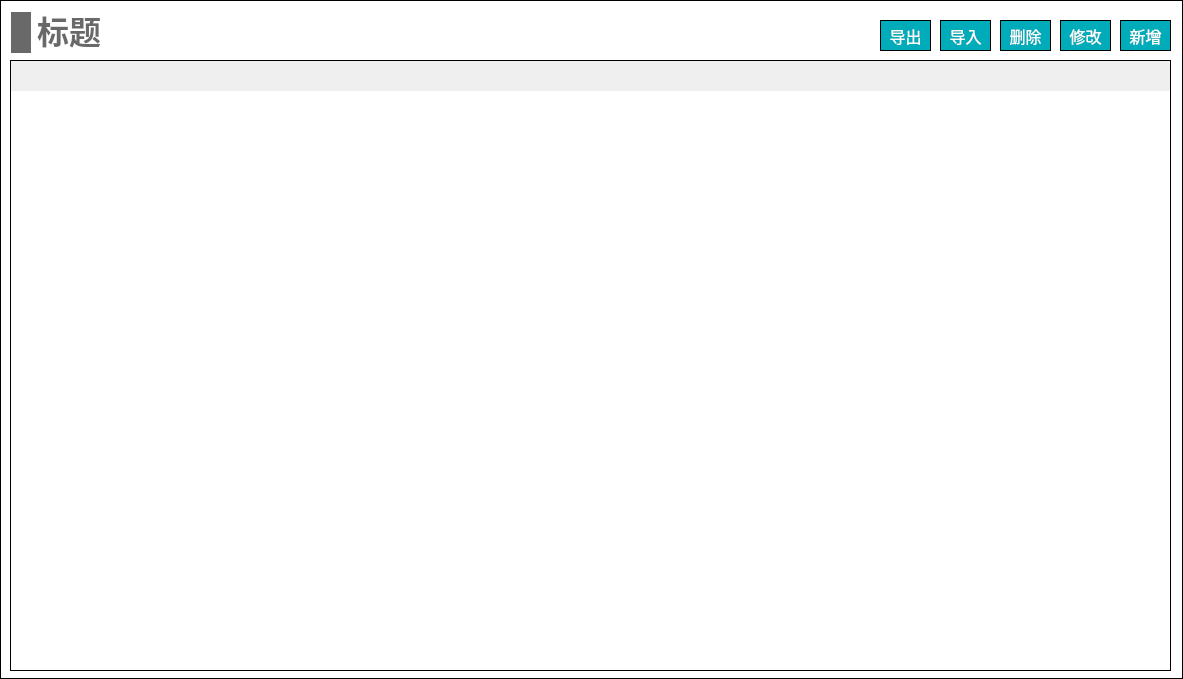
First picture: the form in NoiseCalSoft/componentInpuTableWidget/widget_base_inputtable.ui, repository haobana/NoiCal, before the edit.
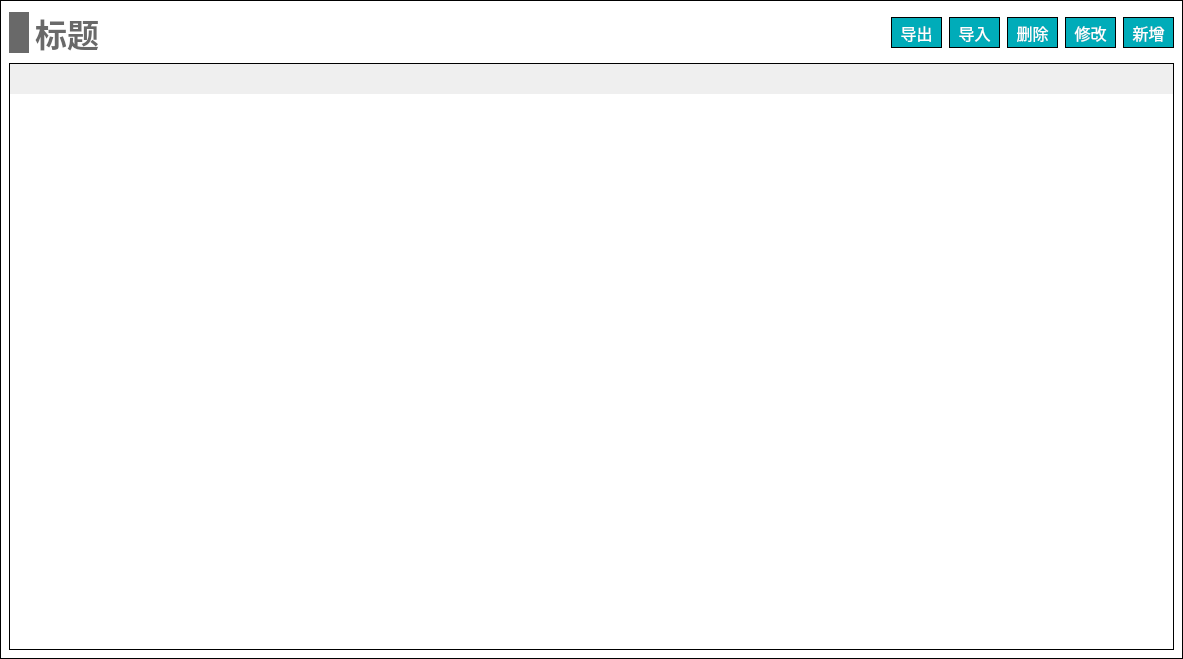
Second picture: the form after the edit.

The edit to the form file:
```diff
--- a/NoiseCalSoft/componentInpuTableWidget/widget_base_inputtable.ui
+++ b/NoiseCalSoft/componentInpuTableWidget/widget_base_inputtable.ui
@@ -7,7 +7,7 @@
     <x>0</x>
     <y>0</y>
     <width>1183</width>
-    <height>679</height>
+    <height>658</height>
    </rect>
   </property>
   <property name="windowTitle">
@@ -37,45 +37,335 @@
 font-size: 14px;
 }</string>
   </property>
-  <widget class="QWidget" name="widget" native="true">
-   <property name="geometry">
-    <rect>
-     <x>0</x>
-     <y>0</y>
-     <width>1183</width>
-     <height>679</height>
-    </rect>
+  <layout class="QVBoxLayout" name="verticalLayout">
+   <property name="spacing">
+    <number>0</number>
    </property>
-   <property name="styleSheet">
-    <string notr="true">#widget
+   <property name="leftMargin">
+    <number>0</number>
+   </property>
+   <property name="topMargin">
+    <number>0</number>
+   </property>
+   <property name="rightMargin">
+    <number>0</number>
+   </property>
+   <property name="bottomMargin">
+    <number>0</number>
+   </property>
+   <item>
+    <widget class="QWidget" name="widget" native="true">
+     <property name="styleSheet">
+      <string notr="true">#widget
 {
 border: 1px solid #000000;
 background-color: white;
 }</string>
-   </property>
-   <widget class="QTableWidget" name="tableWidget">
-    <property name="geometry">
-     <rect>
-      <x>10</x>
-      <y>60</y>
-      <width>1161</width>
-      <height>611</height>
-     </rect>
-    </property>
-    <property name="font">
-     <font>
-      <family>黑体</family>
-      <pointsize>-1</pointsize>
-     </font>
-    </property>
-    <property name="focusPolicy">
-     <enum>Qt::NoFocus</enum>
-    </property>
-    <property name="layoutDirection">
-     <enum>Qt::LeftToRight</enum>
-    </property>
-    <property name="styleSheet">
-     <string notr="true">/*设置标题(包括垂直+水平的)*/
+     </property>
+     <layout class="QVBoxLayout" name="verticalLayout_2">
+      <item>
+       <layout class="QHBoxLayout" name="horizontalLayout_3">
+        <item>
+         <layout class="QHBoxLayout" name="horizontalLayout">
+          <item>
+           <widget class="QLabel" name="label_12">
+            <property name="minimumSize">
+             <size>
+              <width>20</width>
+              <height>41</height>
+             </size>
+            </property>
+            <property name="maximumSize">
+             <size>
+              <width>20</width>
+              <height>41</height>
+             </size>
+            </property>
+            <property name="styleSheet">
+             <string notr="true">QLabel { 
+border: none; 
+background-color : rgb(105, 105, 105);
+}</string>
+            </property>
+            <property name="text">
+             <string/>
+            </property>
+           </widget>
+          </item>
+          <item>
+           <widget class="QLabel" name="label_title">
+            <property name="font">
+             <font>
+              <family>Microsoft YaHei</family>
+              <pointsize>24</pointsize>
+              <bold>true</bold>
+             </font>
+            </property>
+            <property name="styleSheet">
+             <string notr="true">QLabel { 
+border: none; 
+color : rgb(105, 105, 105);
+}</string>
+            </property>
+            <property name="text">
+             <string>标题</string>
+            </property>
+            <property name="alignment">
+             <set>Qt::AlignBottom|Qt::AlignHCenter</set>
+            </property>
+           </widget>
+          </item>
+         </layout>
+        </item>
+        <item>
+         <spacer name="horizontalSpacer">
+          <property name="orientation">
+           <enum>Qt::Horizontal</enum>
+          </property>
+          <property name="sizeHint" stdset="0">
+           <size>
+            <width>758</width>
+            <height>20</height>
+           </size>
+          </property>
+         </spacer>
+        </item>
+        <item>
+         <layout class="QHBoxLayout" name="horizontalLayout_2">
+          <property name="spacing">
+           <number>7</number>
+          </property>
+          <item>
+           <widget class="QPushButton" name="pushButton_output">
+            <property name="minimumSize">
+             <size>
+              <width>51</width>
+              <height>31</height>
+             </size>
+            </property>
+            <property name="maximumSize">
+             <size>
+              <width>51</width>
+              <height>31</height>
+             </size>
+            </property>
+            <property name="font">
+             <font>
+              <family>黑体</family>
+              <pointsize>12</pointsize>
+             </font>
+            </property>
+            <property name="styleSheet">
+             <string notr="true">QPushButton
+{
+	color:#ffffff; /*文字颜色*/
+    background-color: #00ACB9;/*背景色*/
+    border-radius:0px; /*边框倒角*/
+	border: 1px solid #000000;
+}
+
+
+QPushButton:hover 
+{
+background-color: rgb(0,142,153);
+color: white;
+}</string>
+            </property>
+            <property name="text">
+             <string>导出</string>
+            </property>
+           </widget>
+          </item>
+          <item>
+           <widget class="QPushButton" name="pushButton_input">
+            <property name="minimumSize">
+             <size>
+              <width>51</width>
+              <height>31</height>
+             </size>
+            </property>
+            <property name="maximumSize">
+             <size>
+              <width>51</width>
+              <height>31</height>
+             </size>
+            </property>
+            <property name="font">
+             <font>
+              <family>黑体</family>
+              <pointsize>12</pointsize>
+             </font>
+            </property>
+            <property name="styleSheet">
+             <string notr="true">QPushButton
+{
+	color:#ffffff; /*文字颜色*/
+    background-color: #00ACB9;/*背景色*/
+    border-radius:0px; /*边框倒角*/
+	border: 1px solid #000000;
+}
+
+
+QPushButton:hover 
+{
+background-color: rgb(0,142,153);
+color: white;
+}</string>
+            </property>
+            <property name="text">
+             <string>导入</string>
+            </property>
+           </widget>
+          </item>
+          <item>
+           <widget class="QPushButton" name="pushButton_del">
+            <property name="minimumSize">
+             <size>
+              <width>51</width>
+              <height>31</height>
+             </size>
+            </property>
+            <property name="maximumSize">
+             <size>
+              <width>51</width>
+              <height>31</height>
+             </size>
+            </property>
+            <property name="font">
+             <font>
+              <family>黑体</family>
+              <pointsize>12</pointsize>
+             </font>
+            </property>
+            <property name="styleSheet">
+             <string notr="true">QPushButton
+{
+	color:#ffffff; /*文字颜色*/
+    background-color: #00ACB9;/*背景色*/
+    border-radius:0px; /*边框倒角*/
+	border: 1px solid #000000;
+}
+
+
+QPushButton:hover 
+{
+background-color: rgb(0,142,153);
+color: white;
+}</string>
+            </property>
+            <property name="text">
+             <string>删除</string>
+            </property>
+           </widget>
+          </item>
+          <item>
+           <widget class="QPushButton" name="pushButton_revise">
+            <property name="minimumSize">
+             <size>
+              <width>51</width>
+              <height>31</height>
+             </size>
+            </property>
+            <property name="maximumSize">
+             <size>
+              <width>51</width>
+              <height>31</height>
+             </size>
+            </property>
+            <property name="font">
+             <font>
+              <family>黑体</family>
+              <pointsize>12</pointsize>
+             </font>
+            </property>
+            <property name="styleSheet">
+             <string notr="true">QPushButton
+{
+	color:#ffffff; /*文字颜色*/
+    background-color: #00ACB9;/*背景色*/
+    border-radius:0px; /*边框倒角*/
+	border: 1px solid #000000;
+}
+
+
+QPushButton:hover 
+{
+background-color: rgb(0,142,153);
+color: white;
+}</string>
+            </property>
+            <property name="text">
+             <string>修改</string>
+            </property>
+           </widget>
+          </item>
+          <item>
+           <widget class="QPushButton" name="pushButton_add">
+            <property name="minimumSize">
+             <size>
+              <width>51</width>
+              <height>31</height>
+             </size>
+            </property>
+            <property name="maximumSize">
+             <size>
+              <width>51</width>
+              <height>31</height>
+             </size>
+            </property>
+            <property name="font">
+             <font>
+              <family>黑体</family>
+              <pointsize>12</pointsize>
+             </font>
+            </property>
+            <property name="styleSheet">
+             <string notr="true">QPushButton
+{
+	color:#ffffff; /*文字颜色*/
+    background-color: #00ACB9;/*背景色*/
+    border-radius:0px; /*边框倒角*/
+	border: 1px solid #000000;
+}
+
+
+QPushButton:hover 
+{
+background-color: rgb(0,142,153);
+color: white;
+}</string>
+            </property>
+            <property name="text">
+             <string>新增</string>
+            </property>
+           </widget>
+          </item>
+         </layout>
+        </item>
+       </layout>
+      </item>
+      <item>
+       <widget class="QTableWidget" name="tableWidget">
+        <property name="minimumSize">
+         <size>
+          <width>1161</width>
+          <height>587</height>
+         </size>
+        </property>
+        <property name="font">
+         <font>
+          <family>黑体</family>
+          <pointsize>-1</pointsize>
+         </font>
+        </property>
+        <property name="focusPolicy">
+         <enum>Qt::NoFocus</enum>
+        </property>
+        <property name="layoutDirection">
+         <enum>Qt::LeftToRight</enum>
+        </property>
+        <property name="styleSheet">
+         <string notr="true">/*设置标题(包括垂直+水平的)*/
 QHeaderView
 {							
 	
@@ -132,247 +422,16 @@
 		border: 2px solid #0398FC;	
         color : black;				
 }</string>
-    </property>
-    <property name="frameShape">
-     <enum>QFrame::StyledPanel</enum>
-    </property>
-   </widget>
-   <widget class="QPushButton" name="pushButton_output">
-    <property name="geometry">
-     <rect>
-      <x>880</x>
-      <y>20</y>
-      <width>51</width>
-      <height>31</height>
-     </rect>
-    </property>
-    <property name="font">
-     <font>
-      <family>黑体</family>
-      <pointsize>12</pointsize>
-     </font>
-    </property>
-    <property name="styleSheet">
-     <string notr="true">QPushButton
-{
-	color:#ffffff; /*文字颜色*/
-    background-color: #00ACB9;/*背景色*/
-    border-radius:0px; /*边框倒角*/
-	border: 1px solid #000000;
-}
-
-
-QPushButton:hover 
-{
-background-color: rgb(0,142,153);
-color: white;
-}</string>
-    </property>
-    <property name="text">
-     <string>导出</string>
-    </property>
-   </widget>
-   <widget class="QPushButton" name="pushButton_revise">
-    <property name="geometry">
-     <rect>
-      <x>1060</x>
-      <y>20</y>
-      <width>51</width>
-      <height>31</height>
-     </rect>
-    </property>
-    <property name="font">
-     <font>
-      <family>黑体</family>
-      <pointsize>12</pointsize>
-     </font>
-    </property>
-    <property name="styleSheet">
-     <string notr="true">QPushButton
-{
-	color:#ffffff; /*文字颜色*/
-    background-color: #00ACB9;/*背景色*/
-    border-radius:0px; /*边框倒角*/
-	border: 1px solid #000000;
-}
-
-
-QPushButton:hover 
-{
-background-color: rgb(0,142,153);
-color: white;
-}</string>
-    </property>
-    <property name="text">
-     <string>修改</string>
-    </property>
-   </widget>
-   <widget class="QPushButton" name="pushButton_add">
-    <property name="geometry">
-     <rect>
-      <x>1120</x>
-      <y>20</y>
-      <width>51</width>
-      <height>31</height>
-     </rect>
-    </property>
-    <property name="font">
-     <font>
-      <family>黑体</family>
-      <pointsize>12</pointsize>
-     </font>
-    </property>
-    <property name="styleSheet">
-     <string notr="true">QPushButton
-{
-	color:#ffffff; /*文字颜色*/
-    background-color: #00ACB9;/*背景色*/
-    border-radius:0px; /*边框倒角*/
-	border: 1px solid #000000;
-}
-
-
-QPushButton:hover 
-{
-background-color: rgb(0,142,153);
-color: white;
-}</string>
-    </property>
-    <property name="text">
-     <string>新增</string>
-    </property>
-   </widget>
-   <widget class="QPushButton" name="pushButton_del">
-    <property name="geometry">
-     <rect>
-      <x>1000</x>
-      <y>20</y>
-      <width>51</width>
-      <height>31</height>
-     </rect>
-    </property>
-    <property name="font">
-     <font>
-      <family>黑体</family>
-      <pointsize>12</pointsize>
-     </font>
-    </property>
-    <property name="styleSheet">
-     <string notr="true">QPushButton
-{
-	color:#ffffff; /*文字颜色*/
-    background-color: #00ACB9;/*背景色*/
-    border-radius:0px; /*边框倒角*/
-	border: 1px solid #000000;
-}
-
-
-QPushButton:hover 
-{
-background-color: rgb(0,142,153);
-color: white;
-}</string>
-    </property>
-    <property name="text">
-     <string>删除</string>
-    </property>
-   </widget>
-   <widget class="QPushButton" name="pushButton_input">
-    <property name="geometry">
-     <rect>
-      <x>940</x>
-      <y>20</y>
-      <width>51</width>
-      <height>31</height>
-     </rect>
-    </property>
-    <property name="font">
-     <font>
-      <family>黑体</family>
-      <pointsize>12</pointsize>
-     </font>
-    </property>
-    <property name="styleSheet">
-     <string notr="true">QPushButton
-{
-	color:#ffffff; /*文字颜色*/
-    background-color: #00ACB9;/*背景色*/
-    border-radius:0px; /*边框倒角*/
-	border: 1px solid #000000;
-}
-
-
-QPushButton:hover 
-{
-background-color: rgb(0,142,153);
-color: white;
-}</string>
-    </property>
-    <property name="text">
-     <string>导入</string>
-    </property>
-   </widget>
-   <widget class="QLabel" name="label_title">
-    <property name="geometry">
-     <rect>
-      <x>37</x>
-      <y>11</y>
-      <width>64</width>
-      <height>43</height>
-     </rect>
-    </property>
-    <property name="font">
-     <font>
-      <family>Microsoft YaHei</family>
-      <pointsize>24</pointsize>
-      <bold>true</bold>
-     </font>
-    </property>
-    <property name="styleSheet">
-     <string notr="true">QLabel { 
-border: none; 
-color : rgb(105, 105, 105);
-}</string>
-    </property>
-    <property name="text">
-     <string>标题</string>
-    </property>
-    <property name="alignment">
-     <set>Qt::AlignBottom|Qt::AlignHCenter</set>
-    </property>
-   </widget>
-   <widget class="QLabel" name="label_12">
-    <property name="geometry">
-     <rect>
-      <x>11</x>
-      <y>12</y>
-      <width>20</width>
-      <height>41</height>
-     </rect>
-    </property>
-    <property name="minimumSize">
-     <size>
-      <width>20</width>
-      <height>41</height>
-     </size>
-    </property>
-    <property name="maximumSize">
-     <size>
-      <width>20</width>
-      <height>41</height>
-     </size>
-    </property>
-    <property name="styleSheet">
-     <string notr="true">QLabel { 
-border: none; 
-background-color : rgb(105, 105, 105);
-}</string>
-    </property>
-    <property name="text">
-     <string/>
-    </property>
-   </widget>
-  </widget>
+        </property>
+        <property name="frameShape">
+         <enum>QFrame::StyledPanel</enum>
+        </property>
+       </widget>
+      </item>
+     </layout>
+    </widget>
+   </item>
+  </layout>
  </widget>
  <resources/>
  <connections/>
```
